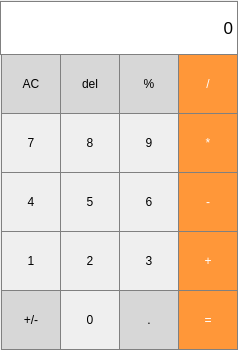
Before: the Qt Designer form mainwindow.ui in Ivijane/Calculator, drawn with Qt 5.
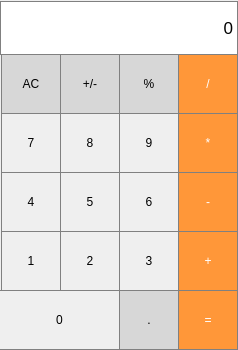
After: the same form once the commit is applied.

The edit to the form file:
```diff
--- a/mainwindow.ui
+++ b/mainwindow.ui
@@ -72,29 +72,6 @@
      <string>AC</string>
     </property>
    </widget>
-   <widget class="QPushButton" name="pushButton_del">
-    <property name="geometry">
-     <rect>
-      <x>60</x>
-      <y>54</y>
-      <width>60</width>
-      <height>60</height>
-     </rect>
-    </property>
-    <property name="styleSheet">
-     <string notr="true">QPushButton {
-  background-color: rgb(215, 215, 215);
-  border: 1px solid gray;
-}
-QPushButton:pressed {
-    background-color: qlineargradient(x1: 0, y1: 0, x2: 0, y2: 1,
-                                      stop: 0 #BEBEBE, stop: 1 #D7D7D7);
-}</string>
-    </property>
-    <property name="text">
-     <string>del</string>
-    </property>
-   </widget>
    <widget class="QPushButton" name="pushButton_percent">
     <property name="geometry">
      <rect>
@@ -467,8 +444,8 @@
    <widget class="QPushButton" name="pushButton_plus_minus">
     <property name="geometry">
      <rect>
-      <x>1</x>
-      <y>290</y>
+      <x>60</x>
+      <y>54</y>
       <width>60</width>
       <height>60</height>
      </rect>
@@ -490,9 +467,9 @@
    <widget class="QPushButton" name="pushButton_0">
     <property name="geometry">
      <rect>
-      <x>60</x>
+      <x>-1</x>
       <y>290</y>
-      <width>60</width>
+      <width>121</width>
       <height>60</height>
      </rect>
     </property>
```
